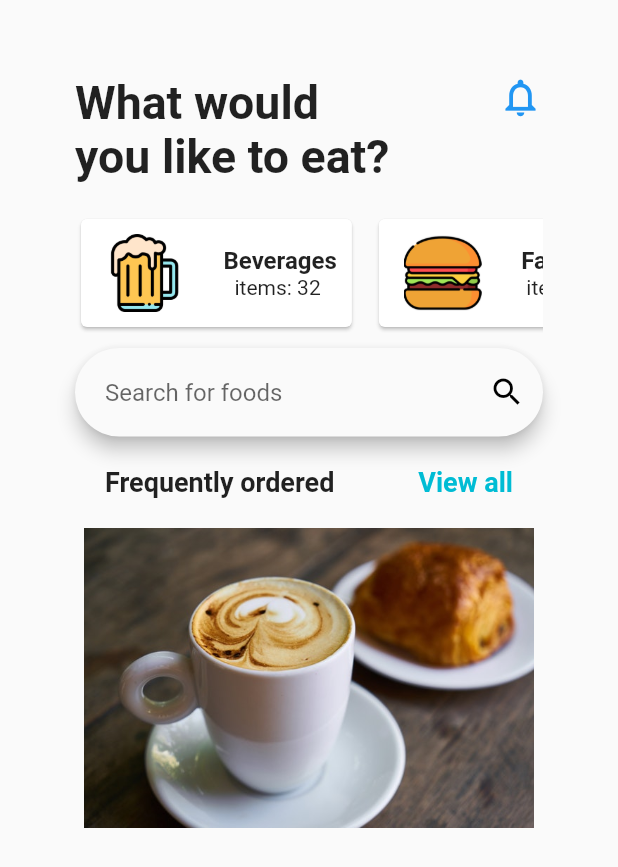
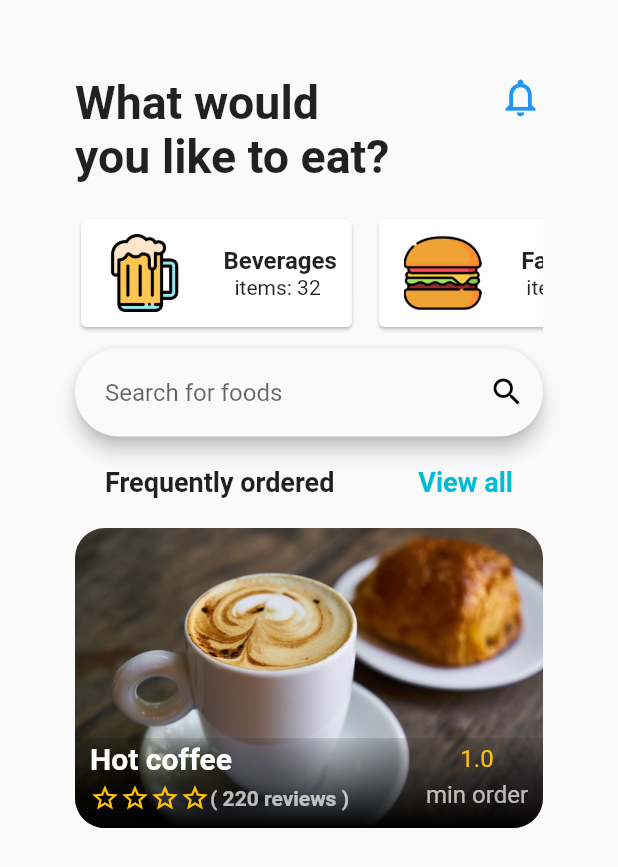
Before and after one commit to davies-maina/fooddelivfltter, a Flutter app: the screen it shows after launch, on a phone screen of 412 x 824 dp. Shown: the top 867 px of the screen. Run offline on Flutter 3.47's test engine with Material 2 defaults, Android fonts, the phone set to English and light mode, and no system bars.

Commit message:
designing food item with overlay text on image

```diff
--- a/lib/widgets/bought_foods.dart
+++ b/lib/widgets/bought_foods.dart
@@ -8,14 +8,103 @@ class BoughtFoods extends StatefulWidget {
 class _BoughtFoodsState extends State<BoughtFoods> {
   @override
   Widget build(BuildContext context) {
-    return Stack(
+    return ClipRRect(
+      borderRadius: BorderRadius.circular(20),
+      child: Stack(
         children: [
           Container(
             height: 200,
             width: 340,
-          child: Image.asset("assets/images/breakfast.jpeg"),
+            child: Image.asset(
+              "assets/images/breakfast.jpeg",
+              fit: BoxFit.cover,
+            ),
+          ),
+          Positioned(
+            left: 0,
+            bottom: 0,
+            child: Container(
+              height: 60,
+              width: 340,
+              decoration: BoxDecoration(
+                  gradient: LinearGradient(
+                      colors: [Colors.black, Colors.black12],
+                      begin: Alignment.bottomCenter,
+                      end: Alignment.topCenter)),
+            ),
+          ),
+          Positioned(
+            left: 10,
+            bottom: 10,
+            right: 10,
+            child: Row(
+              mainAxisAlignment: MainAxisAlignment.spaceBetween,
+              children: [
+                Column(
+                  crossAxisAlignment: CrossAxisAlignment.start,
+                  children: [
+                    Text(
+                      'Hot coffee',
+                      style: TextStyle(
+                          color: Colors.white,
+                          fontSize: 20,
+                          fontWeight: FontWeight.bold),
+                    ),
+                    SizedBox(
+                      height: 5,
+                    ),
+                    Row(
+                      // mainAxisAlignment: MainAxisAlignment.spaceAround,
+                      children: [
+                        Icon(
+                          Icons.star_border,
+                          color: Colors.amber,
+                          size: 20,
+                        ),
+                        Icon(
+                          Icons.star_border,
+                          color: Colors.amber,
+                          size: 20,
+                        ),
+                        Icon(
+                          Icons.star_border,
+                          color: Colors.amber,
+                          size: 20,
+                        ),
+                        Icon(
+                          Icons.star_border,
+                          color: Colors.amber,
+                          size: 20,
+                        ),
+                        Text(
+                          '( 220 reviews )',
+                          style: TextStyle(
+                              color: Colors.white70,
+                              fontWeight: FontWeight.bold,
+                              fontSize: 14),
                         )
                       ],
+                    ),
+                  ],
+                ),
+                Column(
+                  children: [
+                    Text(
+                      '1.0',
+                      style: TextStyle(color: Colors.amber, fontSize: 16),
+                    ),
+                    SizedBox(
+                      height: 5,
+                    ),
+                    Text('min order',
+                        style: TextStyle(color: Colors.white70, fontSize: 16))
+                  ],
+                )
+              ],
+            ),
+          )
+        ],
+      ),
     );
   }
 }
```
Lines whose indentation alone changed are shown as unchanged.
